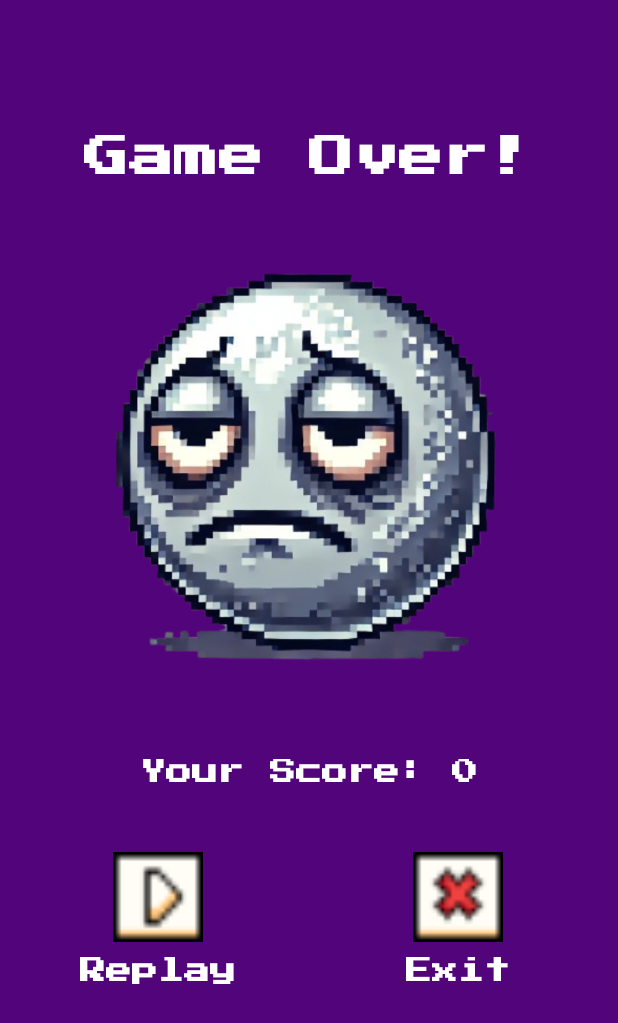
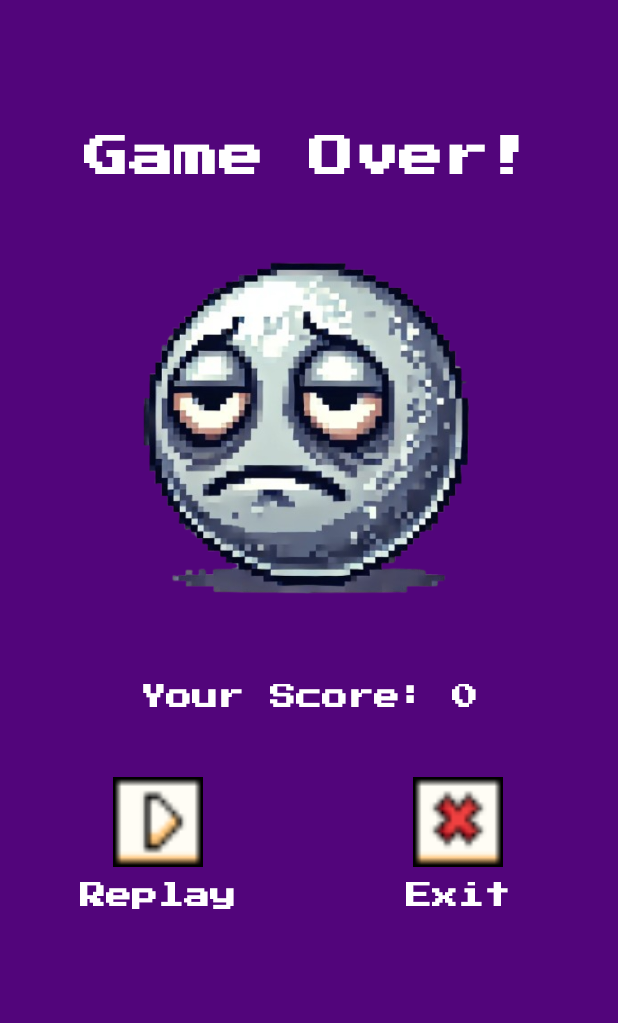
Before and after one commit to Alfredo-Paes/BreakoutGameKotlin, an Android app: the GameOverView screen opened directly, with no data from a screen before it, on a phone screen of 412 x 824 dp. Shown: the top 1023 px of the screen. Run offline under Robolectric (Android 15) with nearby library versions, the phone set to English and light mode, and no system bars.

Commit message:
Implementado sons e músicas para o jogador que ganhar ou perder a partida, ajustado tela de game over e inserção de som quando o usuário iniciar a partida

```diff
--- a/app/src/main/res/layout/game_over.xml
+++ b/app/src/main/res/layout/game_over.xml
@@ -52,7 +52,7 @@
         <ImageView
             android:id="@+id/gameOver"
             android:layout_width="350dp"
-            android:layout_height="350dp"
+            android:layout_height="300dp"
             android:adjustViewBounds="true"
             android:scaleType="fitCenter"
             android:src="@drawable/game_over" />
```
